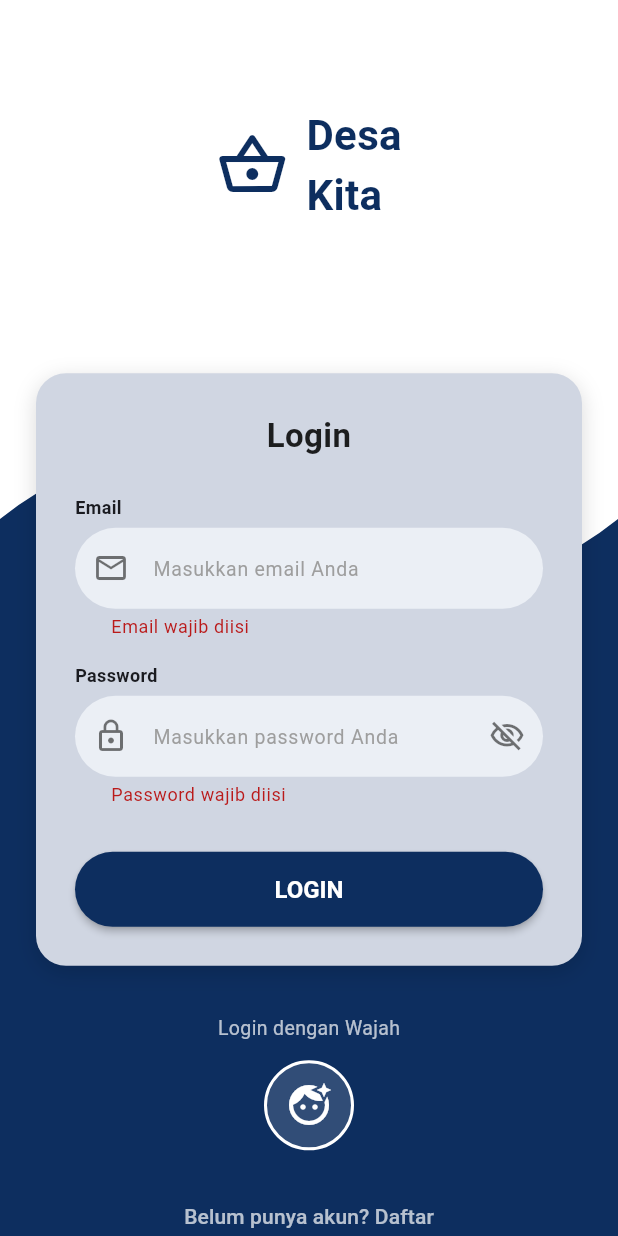
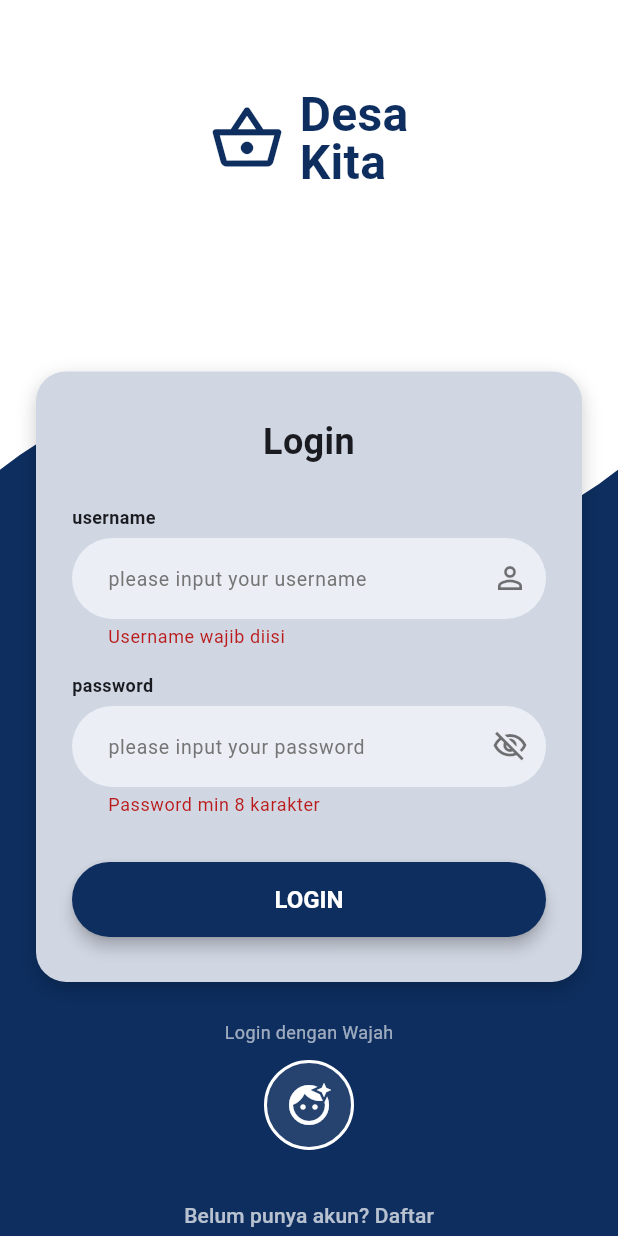
Before and after one commit to khoirul2003/pbl_desakita, a Flutter app: the screen it shows after launch, after a tap on "LOGIN", on a phone screen of 412 x 824 dp. Run offline on Flutter 3.47's test engine with Material 3 defaults, Android fonts, the phone set to English and light mode, and no system bars; our stand-ins replace camera, dio, fl_chart, flutter_secure_storage, flutter_spinkit, image_picker and 2 more; accounts and stored records are empty; network calls fail.

Commit message:
tampilan login anti bug

```diff
--- a/frontend/lib/screens/login/login_screen.dart
+++ b/frontend/lib/screens/login/login_screen.dart
@@ -18,128 +18,111 @@ class _LoginScreenState extends State<LoginScreen> {
   final _passwordController = TextEditingController();
   bool _isObscure = true;
 
-  @override
-  void dispose() {
-    _emailController.dispose();
-    _passwordController.dispose();
-    super.dispose();
-  }
-
   Future<void> _submitLogin() async {
     if (!_formKey.currentState!.validate()) return;
-
     final authProvider = Provider.of<AuthProvider>(context, listen: false);
-    final email = _emailController.text.trim();
-    final password = _passwordController.text;
 
     try {
-      final success = await authProvider.login(email, password);
+      final success = await authProvider.login(
+        _emailController.text,
+        _passwordController.text,
+      );
       if (success && mounted) {
         Navigator.of(context).pushReplacement(
           MaterialPageRoute(builder: (_) => const HomeScreen()),
         );
       } else {
-        _showError("Email atau password salah.");
+        if (!mounted) return;
+        ScaffoldMessenger.of(context).showSnackBar(
+          const SnackBar(content: Text("Login Gagal."), backgroundColor: Colors.red),
+        );
       }
     } catch (e) {
-      _showError("Terjadi kesalahan: ${e.toString()}");
+      if (!mounted) return;
+      ScaffoldMessenger.of(context).showSnackBar(
+        SnackBar(content: Text("Error: $e"), backgroundColor: Colors.red),
+      );
     }
   }
 
-  void _showError(String message) {
-    ScaffoldMessenger.of(context).showSnackBar(
-      SnackBar(
-        content: Text(message),
-        backgroundColor: Colors.red[400],
-        behavior: SnackBarBehavior.floating,
-        margin: const EdgeInsets.symmetric(horizontal: 24, vertical: 16),
-        shape: RoundedRectangleBorder(borderRadius: BorderRadius.circular(8)),
-      ),
-    );
-  }
-
   void _goToFaceLogin() {
-    Navigator.of(context).push(
-      MaterialPageRoute(builder: (_) => const LoginFaceScreen()),
-    );
+    Navigator.of(context).push(MaterialPageRoute(builder: (_) => const LoginFaceScreen()));
   }
 
   @override
   Widget build(BuildContext context) {
-    // Tetap gunakan warna asli dari desain awal
-    const Color primaryBlue = Color(0xFF0D2E5F);
-    const Color cardColor = Color(0xFFD0D6E2);
-    const Color backgroundColor = Colors.white;
+    final Color primaryBlue = const Color(0xFF0D2E5F);
+    final Color cardColor = const Color(0xFFD0D6E2);
+
+    // Ambil ukuran layar penuh perangkat
+    final Size screenSize = MediaQuery.of(context).size;
+    // Ambil tinggi keyboard
+    final double keyboardHeight = MediaQuery.of(context).viewInsets.bottom;
 
     return Scaffold(
-      backgroundColor: backgroundColor,
-      body: Stack(
+      backgroundColor: Colors.white,
+      // 1. PENTING: Matikan resize otomatis agar background tidak terdorong
+      resizeToAvoidBottomInset: false,
+      body: SizedBox(
+        width: screenSize.width,
+        height: screenSize.height,
+        child: Stack(
           children: [
-          // Wave background asli (diperhalus)
-          Positioned.fill(
+            // 2. BACKGROUND: Paksa ukurannya agar SELALU setinggi layar
+            // Menggunakan Positioned dengan height & width eksplisit
+            Positioned(
+              top: 0,
+              left: 0,
+              width: screenSize.width,
+              height: screenSize.height, // Paksa tinggi sesuai layar, bukan area sisa
               child: CustomPaint(
                 painter: FullScreenWavePainter(color: primaryBlue),
               ),
             ),
 
-          SafeArea(
+            // 3. KONTEN (FORM):
+            // Gunakan Positioned.fill dengan SingleChildScrollView di dalamnya
+            Positioned.fill(
               child: SingleChildScrollView(
-              padding: const EdgeInsets.symmetric(horizontal: 24),
+                // Tambahkan padding bawah sebesar tinggi keyboard agar form bisa discroll naik
+                padding: EdgeInsets.only(bottom: keyboardHeight + 20),
                 child: Column(
-                crossAxisAlignment: CrossAxisAlignment.center,
                   children: [
-                  const SizedBox(height: 70),
+                    const SizedBox(height: 60),
 
-                  // === LOGO (asli, diperhalus spacing) ===
+                    // --- LOGO ---
                     Row(
                       mainAxisAlignment: MainAxisAlignment.center,
                       children: [
-                      Icon(Icons.shopping_basket_outlined, size: 48, color: primaryBlue),
-                      const SizedBox(width: 12),
+                        Icon(Icons.shopping_basket_outlined, size: 50, color: primaryBlue),
+                        const SizedBox(width: 10),
                         Column(
                           crossAxisAlignment: CrossAxisAlignment.start,
                           children: [
-                          Text(
-                            "Desa",
-                            style: TextStyle(
-                              fontSize: 28,
-                              fontWeight: FontWeight.bold,
-                              color: primaryBlue,
-                            ),
-                          ),
-                          Text(
-                            "Kita",
-                            style: TextStyle(
-                              fontSize: 28,
-                              fontWeight: FontWeight.bold,
-                              color: primaryBlue,
-                            ),
-                          ),
+                            Text("Desa", style: TextStyle(fontSize: 32, fontWeight: FontWeight.bold, color: primaryBlue, height: 1)),
+                            Text("Kita", style: TextStyle(fontSize: 32, fontWeight: FontWeight.bold, color: primaryBlue, height: 1)),
                           ],
-                      ),
+                        )
                       ],
                     ),
 
-                  SizedBox(height: MediaQuery.of(context).size.height * 0.12),
+                    // Jarak dinamis, gunakan persentase layar agar proporsional
+                    SizedBox(height: screenSize.height * 0.15),
 
-                  // === FORM CARD (asli, tapi lebih rapi) ===
+                    // --- FORM LOGIN ---
                     Consumer<AuthProvider>(
                       builder: (context, auth, child) {
                         if (auth.isLoading) {
                           return const Center(child: CircularProgressIndicator(color: Colors.white));
                         }
-
                         return Container(
-                        padding: const EdgeInsets.all(26),
+                          margin: const EdgeInsets.symmetric(horizontal: 24),
+                          padding: const EdgeInsets.symmetric(vertical: 30, horizontal: 24),
                           decoration: BoxDecoration(
                             color: cardColor,
                             borderRadius: BorderRadius.circular(20),
                             boxShadow: [
-                            BoxShadow(
-                              color: Colors.black.withOpacity(0.15),
-                              blurRadius: 12,
-                              offset: const Offset(0, 4),
-                            ),
+                              BoxShadow(color: Colors.black.withOpacity(0.2), blurRadius: 10, offset: const Offset(0, 5))
                             ],
                           ),
                           child: Form(
@@ -147,111 +130,61 @@ class _LoginScreenState extends State<LoginScreen> {
                             child: Column(
                               crossAxisAlignment: CrossAxisAlignment.stretch,
                               children: [
-                              Text(
-                                "Login",
-                                textAlign: TextAlign.center,
-                                style: const TextStyle(
-                                  fontSize: 22,
-                                  fontWeight: FontWeight.bold,
-                                  color: Colors.black87,
-                                ),
-                              ),
-                              const SizedBox(height: 24),
+                                const Text("Login", textAlign: TextAlign.center, style: TextStyle(fontSize: 24, fontWeight: FontWeight.bold)),
+                                const SizedBox(height: 25),
 
-                              // Email
-                              const Text("Email", style: TextStyle(fontSize: 12, fontWeight: FontWeight.bold)),
+                                // Username
+                                const Text("username", style: TextStyle(fontSize: 12, fontWeight: FontWeight.bold)),
                                 const SizedBox(height: 5),
                                 TextFormField(
                                   controller: _emailController,
                                   decoration: InputDecoration(
-                                  hintText: "Masukkan email Anda",
-                                  hintStyle: const TextStyle(color: Colors.grey, fontSize: 13),
+                                    hintText: "please input your username",
+                                    hintStyle: TextStyle(color: Colors.grey[600], fontSize: 13),
                                     filled: true,
                                     fillColor: const Color(0xFFEBEFF5),
                                     contentPadding: const EdgeInsets.symmetric(horizontal: 20, vertical: 15),
-                                  border: OutlineInputBorder(
-                                    borderRadius: BorderRadius.circular(30),
-                                    borderSide: BorderSide.none,
+                                    border: OutlineInputBorder(borderRadius: BorderRadius.circular(30), borderSide: BorderSide.none),
+                                    suffixIcon: const Icon(Icons.person_outline, color: Colors.black54),
                                   ),
-                                  prefixIcon: const Icon(Icons.email_outlined, color: Colors.black54),
-                                ),
-                                keyboardType: TextInputType.emailAddress,
-                                validator: (value) {
-                                  if (value == null || value.isEmpty) {
-                                    return "Email wajib diisi";
-                                  }
-                                  final emailRegExp = RegExp(r'^[^@]+@[^@]+\.[^@]+');
-                                  if (!emailRegExp.hasMatch(value)) {
-                                    return "Format email tidak valid";
-                                  }
-                                  return null;
-                                },
+                                  validator: (value) => (value == null || value.isEmpty) ? "Username wajib diisi" : null,
                                 ),
 
                                 const SizedBox(height: 16),
 
                                 // Password
-                              const Text("Password", style: TextStyle(fontSize: 12, fontWeight: FontWeight.bold)),
+                                const Text("password", style: TextStyle(fontSize: 12, fontWeight: FontWeight.bold)),
                                 const SizedBox(height: 5),
                                 TextFormField(
                                   controller: _passwordController,
                                   obscureText: _isObscure,
                                   decoration: InputDecoration(
-                                  hintText: "Masukkan password Anda",
-                                  hintStyle: const TextStyle(color: Colors.grey, fontSize: 13),
+                                    hintText: "please input your password",
+                                    hintStyle: TextStyle(color: Colors.grey[600], fontSize: 13),
                                     filled: true,
                                     fillColor: const Color(0xFFEBEFF5),
                                     contentPadding: const EdgeInsets.symmetric(horizontal: 20, vertical: 15),
-                                  border: OutlineInputBorder(
-                                    borderRadius: BorderRadius.circular(30),
-                                    borderSide: BorderSide.none,
-                                  ),
-                                  prefixIcon: const Icon(Icons.lock_outline, color: Colors.black54),
+                                    border: OutlineInputBorder(borderRadius: BorderRadius.circular(30), borderSide: BorderSide.none),
                                     suffixIcon: IconButton(
-                                    icon: Icon(
-                                      _isObscure ? Icons.visibility_off_outlined : Icons.visibility_outlined,
-                                      color: Colors.black54,
-                                    ),
-                                    onPressed: () {
-                                      setState(() {
-                                        _isObscure = !_isObscure;
-                                      });
-                                    },
+                                      icon: Icon(_isObscure ? Icons.visibility_off_outlined : Icons.visibility_outlined, color: Colors.black54),
+                                      onPressed: () => setState(() => _isObscure = !_isObscure),
                                     ),
                                   ),
-                                validator: (value) {
-                                  if (value == null || value.isEmpty) {
-                                    return "Password wajib diisi";
-                                  }
-                                  if (value.length < 8) {
-                                    return "Password minimal 8 karakter";
-                                  }
-                                  return null;
-                                },
+                                  validator: (val) => (val != null && val.length >= 8) ? null : "Password min 8 karakter",
                                 ),
 
                                 const SizedBox(height: 30),
 
-                              // Login Button
+                                // Button
                                 SizedBox(
                                   height: 50,
                                   child: ElevatedButton(
                                     onPressed: _submitLogin,
                                     style: ElevatedButton.styleFrom(
                                       backgroundColor: primaryBlue,
-                                    shape: RoundedRectangleBorder(
-                                      borderRadius: BorderRadius.circular(30),
+                                      shape: RoundedRectangleBorder(borderRadius: BorderRadius.circular(30)),
                                     ),
-                                    elevation: 2,
-                                  ),
-                                  child: const Text(
-                                    "LOGIN",
-                                    style: TextStyle(
-                                      fontWeight: FontWeight.bold,
-                                      fontSize: 16,
-                                      color: Colors.white,
-                                    ),
-                                  ),
+                                    child: const Text("LOGIN", style: TextStyle(fontWeight: FontWeight.bold, fontSize: 16, color: Colors.white)),
                                   ),
                                 ),
                               ],
@@ -261,14 +194,10 @@ class _LoginScreenState extends State<LoginScreen> {
                       },
                     ),
 
-                  const SizedBox(height: 32),
+                    const SizedBox(height: 25),
+                    const Text("Login dengan Wajah", style: TextStyle(color: Colors.white60, fontSize: 12)),
+                    const SizedBox(height: 10),
 
-                  // === LOGIN WITH FACE (tetap di atas wave) ===
-                  Text(
-                    "Login dengan Wajah",
-                    style: const TextStyle(color: Colors.white70, fontSize: 13),
-                  ),
-                  const SizedBox(height: 12),
                     InkWell(
                       onTap: _goToFaceLogin,
                       customBorder: const CircleBorder(),
@@ -277,31 +206,17 @@ class _LoginScreenState extends State<LoginScreen> {
                         decoration: BoxDecoration(
                           shape: BoxShape.circle,
                           border: Border.all(color: Colors.white, width: 2),
-                        color: Colors.white.withOpacity(0.15),
+                          color: Colors.white.withOpacity(0.1),
                         ),
-                      child: const Icon(
-                        Icons.face_retouching_natural,
-                        color: Colors.white,
-                        size: 32,
+                        child: const Icon(Icons.face_retouching_natural, color: Colors.white, size: 32),
                       ),
                     ),
-                  ),
-
                     const SizedBox(height: 20),
 
-                  // === REGISTER LINK (tetap putih lembut, karena di atas wave biru) ===
                     TextButton(
-                    onPressed: () {
-                      Navigator.of(context).push(
-                        MaterialPageRoute(builder: (_) => const RegisterScreen()),
-                      );
-                    },
-                    child: const Text(
-                      "Belum punya akun? Daftar",
-                      style: TextStyle(color: Colors.white70, fontSize: 14),
+                      onPressed: () => Navigator.of(context).push(MaterialPageRoute(builder: (_) => const RegisterScreen())),
+                      child: const Text("Belum punya akun? Daftar", style: TextStyle(color: Colors.white70)),
                     ),
-                  ),
-
                     const SizedBox(height: 30),
                   ],
                 ),
@@ -309,31 +224,29 @@ class _LoginScreenState extends State<LoginScreen> {
             ),
           ],
         ),
+      ),
     );
   }
 }
 
-// === Painter Wave Asli (sedikit disempurnakan agar lebih natural) ===
+// PAINTER TETAP SAMA SEPERTI YANG SAYA BERIKAN SEBELUMNYA
 class FullScreenWavePainter extends CustomPainter {
   final Color color;
-
   FullScreenWavePainter({required this.color});
 
   @override
   void paint(Canvas canvas, Size size) {
-    final paint = Paint()..color = color;
+    final paint = Paint()..color = color..style = PaintingStyle.fill;
     final path = Path();
 
-    // Mulai dari ~40% tinggi layar (lebih rendah dari sebelumnya)
-    path.moveTo(0, size.height * 0.42);
-    path.quadraticBezierTo(
-      size.width * 0.25, size.height * 0.32,
-      size.width * 0.5, size.height * 0.42,
-    );
-    path.quadraticBezierTo(
-      size.width * 0.75, size.height * 0.52,
-      size.width, size.height * 0.42,
-    );
+    // Titik awal gelombang
+    path.moveTo(0, size.height * 0.38);
+
+    // Kurva gelombang
+    path.quadraticBezierTo(size.width * 0.25, size.height * 0.28, size.width * 0.5, size.height * 0.38);
+    path.quadraticBezierTo(size.width * 0.75, size.height * 0.48, size.width, size.height * 0.38);
+
+    // Menutup path
     path.lineTo(size.width, size.height);
     path.lineTo(0, size.height);
     path.close();
--- a/frontend/lib/services/api_service.dart
+++ b/frontend/lib/services/api_service.dart
@@ -11,9 +11,10 @@ import 'package:frontend/models/wallet_models.dart';
 import 'package:frontend/models/tagihan_iuran_model.dart';
 
 class ApiService {
-
-  final String _baseUrlLaravel = "https://64df3290146c.ngrok-free.app/api";
-  final String _baseUrlFastApi = "https://b6d8ff767f85.ngrok-free.app";
+  final String _baseUrlLaravel =
+      "https://intelligential-argentina-goutily.ngrok-free.dev/api";
+  final String _baseUrlFastApi =
+      "https://intelligential-argentina-goutily.ngrok-free.dev";
 
   final _storage = const FlutterSecureStorage();
   final Dio _dioPublic = Dio();
@@ -39,7 +40,7 @@ class ApiService {
       ),
     );
 
-     _dioPublic.interceptors.add(
+    _dioPublic.interceptors.add(
       InterceptorsWrapper(
         onRequest: (options, handler) async {
           options.headers['Bypass-Tunnel-Reminder'] = 'true';
@@ -189,7 +190,11 @@ class ApiService {
     }
   }
 
-  Future<List<Warga>> getManajemenWarga({String? search, String? rt, String? rw}) async {
+  Future<List<Warga>> getManajemenWarga({
+    String? search,
+    String? rt,
+    String? rw,
+  }) async {
     try {
       final Map<String, dynamic> params = {};
 
@@ -281,7 +286,11 @@ class ApiService {
     }
   }
 
-  Future<List<Iuran>> getManajemenIuran({String? search, String? rt, String? rw}) async {
+  Future<List<Iuran>> getManajemenIuran({
+    String? search,
+    String? rt,
+    String? rw,
+  }) async {
     try {
       final Map<String, dynamic> params = {};
 
@@ -473,7 +482,6 @@ class ApiService {
     }
   }
 
-
   Future<WalletSummary?> getWalletSummary() async {
     try {
       final response = await _dioProtected.get(
@@ -617,7 +625,7 @@ class ApiService {
     }
   }
 
-    Future<User?> fetchProfile() async {
+  Future<User?> fetchProfile() async {
     try {
       final response = await _dioProtected.get('$_baseUrlLaravel/v1/profile');
 
@@ -643,8 +651,7 @@ class ApiService {
       );
 
       if (response.statusCode == 200 && response.data != null) {
-        final userJson =
-            response.data['user'] ?? response.data;
+        final userJson = response.data['user'] ?? response.data;
         final user = User.fromJson(userJson);
 
         await _storage.write(key: 'user_data', value: user.toJsonString());
@@ -681,6 +688,4 @@ class ApiService {
       return null;
     }
   }
-
-
 }
```
Lines whose indentation alone changed are shown as unchanged.
